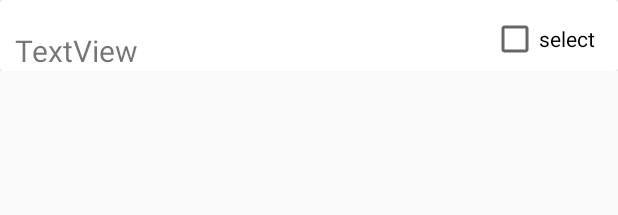
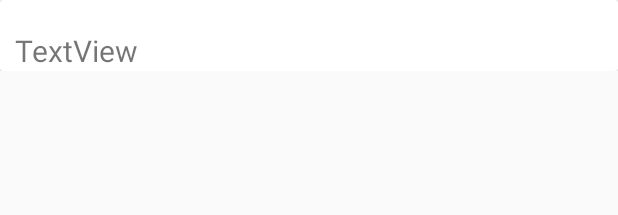
Before and after one commit to spidervamsi/NoteAI, an Android app: the layout my_row.xml on its own in the app's theme, with its tools: preview values and no code run, on a phone screen of 412 x 824 dp. Shown: the top 215 px of the screen. Run offline under Robolectric (Android 15) with nearby library versions, the phone set to English and light mode, and no system bars.

```diff
--- a/app/src/main/res/layout/my_row.xml
+++ b/app/src/main/res/layout/my_row.xml
@@ -32,15 +32,6 @@
                 app:layout_constraintStart_toStartOf="parent"
                 app:layout_constraintTop_toTopOf="parent" />
 
-            <CheckBox
-                android:id="@+id/checkDel"
-                android:layout_width="wrap_content"
-                android:layout_height="wrap_content"
-                android:layout_marginTop="10dp"
-                android:layout_marginEnd="15dp"
-                android:text="select"
-                app:layout_constraintEnd_toEndOf="parent"
-                app:layout_constraintTop_toTopOf="parent" />
         </androidx.constraintlayout.widget.ConstraintLayout>
     </androidx.cardview.widget.CardView>
 </androidx.constraintlayout.widget.ConstraintLayout>
```
Also changed, not shown: app/src/main/java/com/example/noteai/MyAdapter.java (+32 -19 lines).
